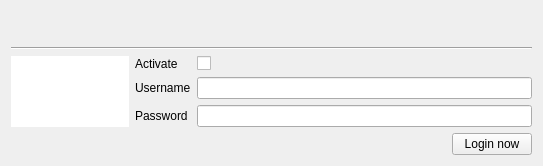
The window that src/GUI/LastFM/GUI_LastFM.ui (return42/sayonara) describes before a commit, drawn with Qt 5.
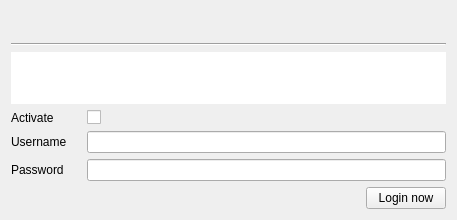
The same window after the commit. Icons and pictures are not drawn.

Patch:
```diff
--- a/src/GUI/LastFM/GUI_LastFM.ui
+++ b/src/GUI/LastFM/GUI_LastFM.ui
@@ -6,11 +6,75 @@
    <rect>
     <x>0</x>
     <y>0</y>
-    <width>543</width>
-    <height>166</height>
+    <width>457</width>
+    <height>220</height>
    </rect>
   </property>
   <layout class="QGridLayout" name="gridLayout">
+   <property name="horizontalSpacing">
+    <number>10</number>
+   </property>
+   <item row="7" column="0">
+    <widget class="QLabel" name="label_3">
+     <property name="text">
+      <string>Password</string>
+     </property>
+    </widget>
+   </item>
+   <item row="5" column="2">
+    <widget class="QCheckBox" name="cb_activate">
+     <property name="focusPolicy">
+      <enum>Qt::StrongFocus</enum>
+     </property>
+     <property name="layoutDirection">
+      <enum>Qt::LeftToRight</enum>
+     </property>
+     <property name="text">
+      <string/>
+     </property>
+    </widget>
+   </item>
+   <item row="8" column="0" colspan="3">
+    <layout class="QHBoxLayout" name="horizontalLayout">
+     <item>
+      <widget class="QLabel" name="lab_status">
+       <property name="text">
+        <string/>
+       </property>
+      </widget>
+     </item>
+     <item>
+      <spacer name="horizontalSpacer">
+       <property name="orientation">
+        <enum>Qt::Horizontal</enum>
+       </property>
+       <property name="sizeHint" stdset="0">
+        <size>
+         <width>40</width>
+         <height>20</height>
+        </size>
+       </property>
+      </spacer>
+     </item>
+     <item>
+      <widget class="QPushButton" name="btn_login">
+       <property name="text">
+        <string>Login now</string>
+       </property>
+      </widget>
+     </item>
+    </layout>
+   </item>
+   <item row="6" column="2">
+    <widget class="QLineEdit" name="tf_username"/>
+   </item>
+   <item row="5" column="0">
+    <widget class="QLabel" name="label_4">
+     <property name="text">
+      <string>Activate</string>
+     </property>
+    </widget>
+   </item>
    <item row="0" column="0" colspan="3">
     <widget class="QLabel" name="lab_title">
      <property name="font">
@@ -25,6 +89,13 @@
      </property>
     </widget>
    </item>
+   <item row="6" column="0">
+    <widget class="QLabel" name="label_2">
+     <property name="text">
+      <string>Username</string>
+     </property>
+    </widget>
+   </item>
    <item row="1" column="0" colspan="3">
     <widget class="Line" name="line">
      <property name="orientation">
@@ -32,7 +103,14 @@
      </property>
     </widget>
    </item>
-   <item row="2" column="0" rowspan="3">
+   <item row="7" column="2">
+    <widget class="QLineEdit" name="tf_password">
+     <property name="echoMode">
+      <enum>QLineEdit::Password</enum>
+     </property>
+    </widget>
+   </item>
+   <item row="2" column="0" rowspan="2" colspan="3">
     <widget class="QWidget" name="widget" native="true">
      <property name="styleSheet">
       <string notr="true">background-color: rgb(255, 255, 255);</string>
@@ -66,81 +144,6 @@
      </layout>
     </widget>
    </item>
-   <item row="2" column="1">
-    <widget class="QLabel" name="label_4">
-     <property name="text">
-      <string>Activate</string>
-     </property>
-    </widget>
-   </item>
-   <item row="2" column="2">
-    <widget class="QCheckBox" name="cb_activate">
-     <property name="focusPolicy">
-      <enum>Qt::StrongFocus</enum>
-     </property>
-     <property name="layoutDirection">
-      <enum>Qt::LeftToRight</enum>
-     </property>
-     <property name="text">
-      <string/>
-     </property>
-    </widget>
-   </item>
-   <item row="3" column="1">
-    <widget class="QLabel" name="label_2">
-     <property name="text">
-      <string>Username</string>
-     </property>
-    </widget>
-   </item>
-   <item row="3" column="2">
-    <widget class="QLineEdit" name="tf_username"/>
-   </item>
-   <item row="4" column="1">
-    <widget class="QLabel" name="label_3">
-     <property name="text">
-      <string>Password</string>
-     </property>
-    </widget>
-   </item>
-   <item row="4" column="2">
-    <widget class="QLineEdit" name="tf_password">
-     <property name="echoMode">
-      <enum>QLineEdit::Password</enum>
-     </property>
-    </widget>
-   </item>
-   <item row="6" column="0" colspan="3">
-    <layout class="QHBoxLayout" name="horizontalLayout">
-     <item>
-      <widget class="QLabel" name="lab_status">
-       <property name="text">
-        <string/>
-       </property>
-      </widget>
-     </item>
-     <item>
-      <spacer name="horizontalSpacer">
-       <property name="orientation">
-        <enum>Qt::Horizontal</enum>
-       </property>
-       <property name="sizeHint" stdset="0">
-        <size>
-         <width>40</width>
-         <height>20</height>
-        </size>
-       </property>
-      </spacer>
-     </item>
-     <item>
-      <widget class="QPushButton" name="btn_login">
-       <property name="text">
-        <string>Login now</string>
-       </property>
-      </widget>
-     </item>
-    </layout>
-   </item>
   </layout>
  </widget>
  <resources>
```
Left out of the diff: 2 changed lines with no effect on the pictures.
